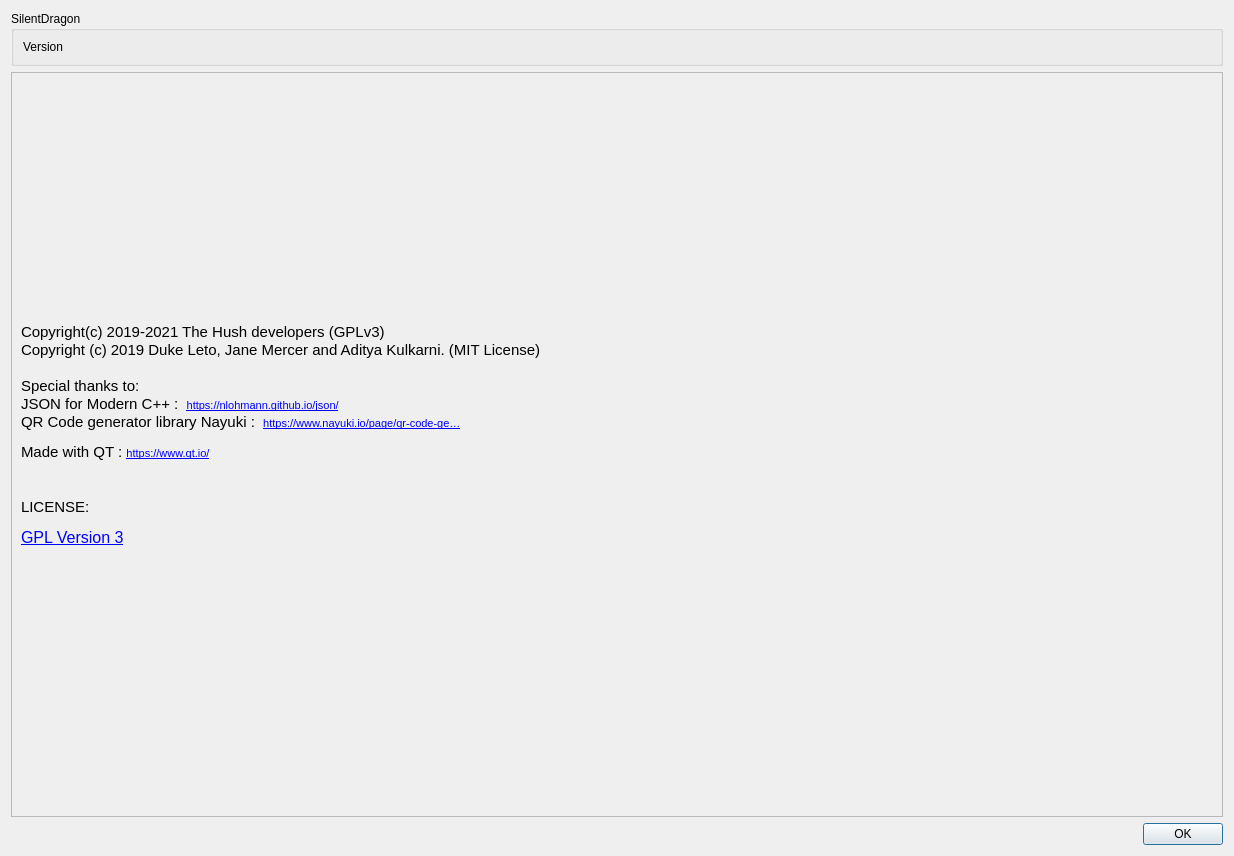
The window that src/about.ui (hushmirror/SilentDragon) describes before a commit, drawn with Qt 5.
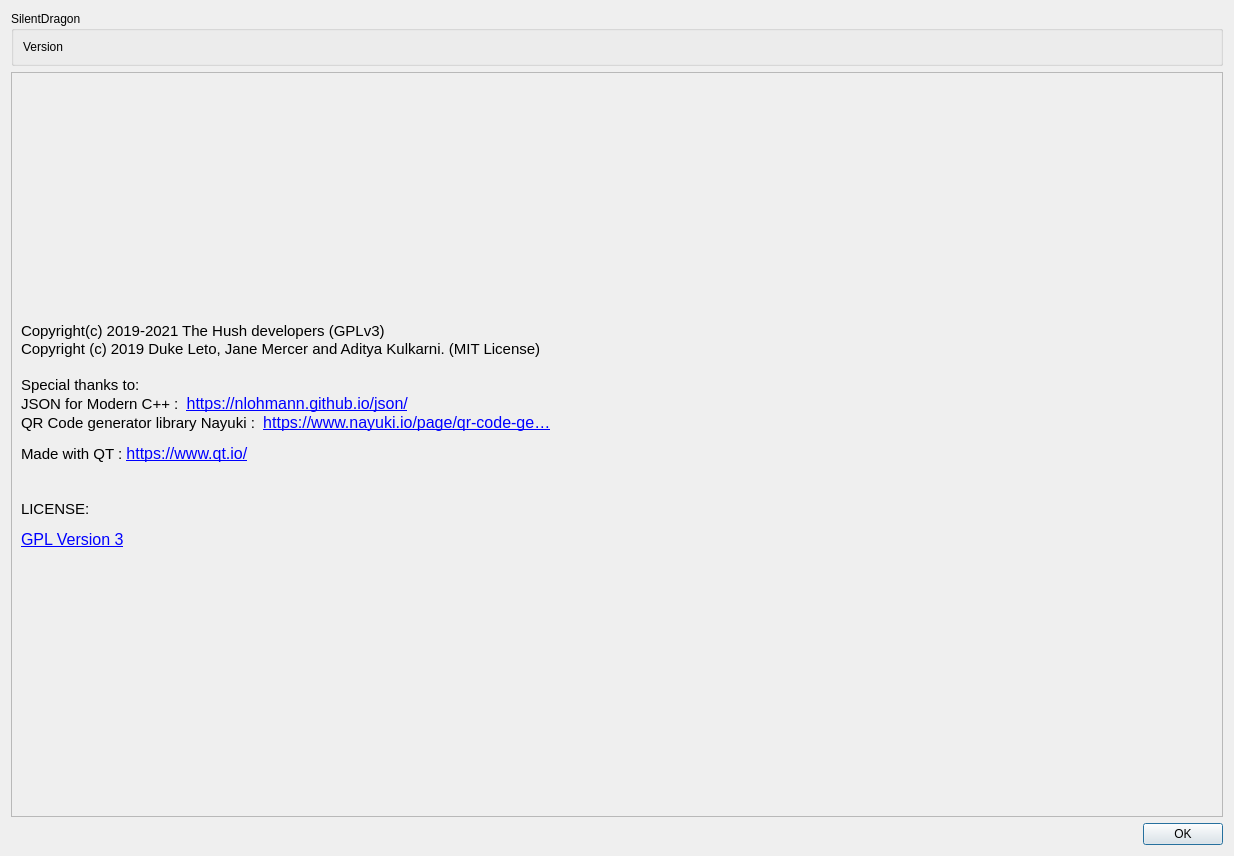
The same window after the commit.

Commit message: swapped About and Help on menu toolbar & updated logo to reflect SD instead of SDL

What changed in the file:
```diff
--- a/src/about.ui
+++ b/src/about.ui
@@ -57,9 +57,9 @@
 &lt;p style=&quot; margin-top:0px; margin-bottom:0px; margin-left:0px; margin-right:0px; -qt-block-indent:0; text-indent:0px;&quot;&gt;&lt;span style=&quot; font-size:11pt;&quot;&gt;Copyright (c) 2019 Duke Leto, Jane Mercer and Aditya Kulkarni. (MIT License)&lt;/span&gt;&lt;/p&gt;
 &lt;p style=&quot;-qt-paragraph-type:empty; margin-top:0px; margin-bottom:0px; margin-left:0px; margin-right:0px; -qt-block-indent:0; text-indent:0px; font-size:11pt;&quot;&gt;&lt;br /&gt;&lt;/p&gt;
 &lt;p style=&quot; margin-top:0px; margin-bottom:0px; margin-left:0px; margin-right:0px; -qt-block-indent:0; text-indent:0px;&quot;&gt;&lt;span style=&quot; font-size:11pt;&quot;&gt;Special thanks to:&lt;/span&gt;&lt;/p&gt;
-&lt;p style=&quot; margin-top:0px; margin-bottom:0px; margin-left:0px; margin-right:0px; -qt-block-indent:0; text-indent:0px;&quot;&gt;&lt;span style=&quot; font-size:11pt;&quot;&gt;JSON for Modern C++ :  &lt;/span&gt;&lt;a href=&quot;https://nlohmann.github.io/json/&quot;&gt;&lt;span style=&quot; font-family:'MS Shell Dlg 2'; font-size:8pt; text-decoration: underline; color:#0000ff;&quot;&gt;https://nlohmann.github.io/json/&lt;/span&gt;&lt;/a&gt;&lt;/p&gt;
-&lt;p style=&quot; margin-top:0px; margin-bottom:0px; margin-left:0px; margin-right:0px; -qt-block-indent:0; text-indent:0px;&quot;&gt;&lt;span style=&quot; font-size:11pt;&quot;&gt;QR Code generator library Nayuki :  &lt;/span&gt;&lt;a href=&quot;https://www.nayuki.io/page/qr-code-generator-library&quot;&gt;&lt;span style=&quot; font-family:'MS Shell Dlg 2'; font-size:8pt; text-decoration: underline; color:#0000ff;&quot;&gt;https://www.nayuki.io/page/qr-code-ge…&lt;/span&gt;&lt;/a&gt;&lt;/p&gt;
-&lt;p style=&quot; margin-top:12px; margin-bottom:12px; margin-left:0px; margin-right:0px; -qt-block-indent:0; text-indent:0px;&quot;&gt;&lt;span style=&quot; font-size:11pt;&quot;&gt;Made with QT : &lt;/span&gt;&lt;a href=&quot;https://www.qt.io/&quot;&gt;&lt;span style=&quot; font-family:'MS Shell Dlg 2'; font-size:8pt; text-decoration: underline; color:#0000ff;&quot;&gt;https://www.qt.io/&lt;/span&gt;&lt;/a&gt;&lt;/p&gt;
+&lt;p style=&quot; margin-top:0px; margin-bottom:0px; margin-left:0px; margin-right:0px; -qt-block-indent:0; text-indent:0px;&quot;&gt;&lt;span style=&quot; font-size:11pt;&quot;&gt;JSON for Modern C++ :  &lt;/span&gt;&lt;a href=&quot;https://nlohmann.github.io/json/&quot;&gt;&lt;span style=&quot; font-family:'MS Shell Dlg 2';text-decoration: underline; color:#0000ff;&quot;&gt;https://nlohmann.github.io/json/&lt;/span&gt;&lt;/a&gt;&lt;/p&gt;
+&lt;p style=&quot; margin-top:0px; margin-bottom:0px; margin-left:0px; margin-right:0px; -qt-block-indent:0; text-indent:0px;&quot;&gt;&lt;span style=&quot; font-size:11pt;&quot;&gt;QR Code generator library Nayuki :  &lt;/span&gt;&lt;a href=&quot;https://www.nayuki.io/page/qr-code-generator-library&quot;&gt;&lt;span style=&quot; font-family:'MS Shell Dlg 2'; text-decoration: underline; color:#0000ff;&quot;&gt;https://www.nayuki.io/page/qr-code-ge…&lt;/span&gt;&lt;/a&gt;&lt;/p&gt;
+&lt;p style=&quot; margin-top:12px; margin-bottom:12px; margin-left:0px; margin-right:0px; -qt-block-indent:0; text-indent:0px;&quot;&gt;&lt;span style=&quot; font-size:11pt;&quot;&gt;Made with QT : &lt;/span&gt;&lt;a href=&quot;https://www.qt.io/&quot;&gt;&lt;span style=&quot; font-family:'MS Shell Dlg 2'; text-decoration: underline; color:#0000ff;&quot;&gt;https://www.qt.io/&lt;/span&gt;&lt;/a&gt;&lt;/p&gt;
 &lt;p style=&quot;-qt-paragraph-type:empty; margin-top:12px; margin-bottom:12px; margin-left:0px; margin-right:0px; -qt-block-indent:0; text-indent:0px; font-family:'MS Shell Dlg 2'; font-size:8pt; text-decoration: underline; color:#0000ff;&quot;&gt;&lt;br /&gt;&lt;/p&gt;
 &lt;p style=&quot; margin-top:12px; margin-bottom:12px; margin-left:0px; margin-right:0px; -qt-block-indent:0; text-indent:0px;&quot;&gt;&lt;span style=&quot; font-size:11pt;&quot;&gt;LICENSE:&lt;/span&gt;&lt;/p&gt;
 &lt;p style=&quot; margin-top:12px; margin-bottom:12px; margin-left:0px; margin-right:0px; -qt-block-indent:0; text-indent:0px;&quot;&gt;&lt;a href=&quot;https://www.gnu.org/licenses/gpl-3.0.en.html
```
The commit also changes 3 other files.
